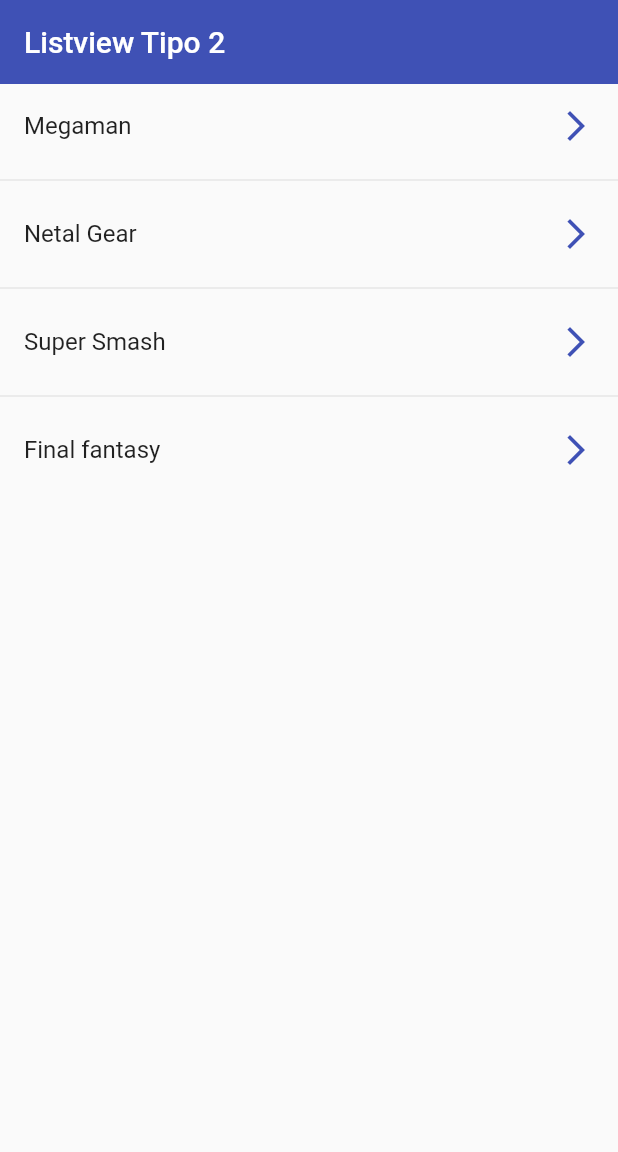
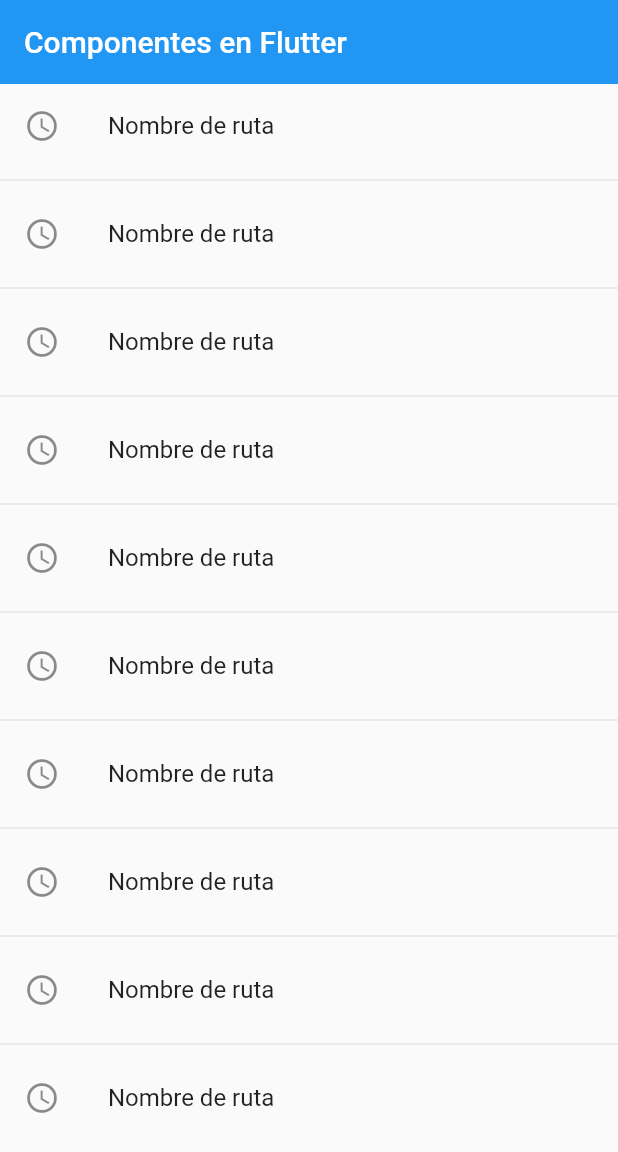
Before and after one commit to HgChvz/fl_components, a Flutter app: the screen it shows after launch, on a phone screen of 412 x 824 dp. Shown: the top 1152 px of the screen. Run offline on Flutter 3.47's test engine with Material 2 defaults, Android fonts, the phone set to English and light mode, and no system bars.

Commit message:
Se agregaron rutas a la App

```diff
--- a/lib/main.dart
+++ b/lib/main.dart
@@ -1,20 +1,29 @@
 import 'package:flutter/material.dart';
 
-import 'package:fl_components/screens/listview2_screen.dart';
+import 'package:fl_components/screens/screens.dart';
 
-
-void main() => runApp(MyApp());
+void main() => runApp(const MyApp());
 
 class MyApp extends StatelessWidget {
-
   const MyApp({Key? key}) : super(key: key);
 
   @override
   Widget build(BuildContext context) {
-    return const MaterialApp(
+    return MaterialApp(
       debugShowCheckedModeBanner: false,
       title: 'Material App',
-      home: Listview2Screen(),
+      //home: const CardScreen(),
+      initialRoute: 'home',
+      routes: {
+        'home': (BuildContext context) => const HomeScreen(),
+        'listview1': (BuildContext context) => const Listview1Screen(),
+        'listview2': (BuildContext context) => const Listview2Screen(),
+        'alert': (BuildContext context) => const AlertScreen(),
+        'card': (BuildContext context) => const CardScreen(),
+      },
+      onGenerateRoute: (settings) {
+        return MaterialPageRoute(builder: (context) => const Listview1Screen());
+      },
     );
   }
 }
--- /dev/null
+++ b/lib/screens/home_screen.dart
@@ -0,0 +1,30 @@
+import 'package:flutter/material.dart';
+
+import 'package:fl_components/screens/screens.dart';
+
+class HomeScreen extends StatelessWidget {
+  const HomeScreen({Key? key}) : super(key: key);
+
+  @override
+  Widget build(BuildContext context) {
+    return Scaffold(
+        appBar: AppBar(
+          title: const Text('Componentes en Flutter'),
+          elevation: 0,
+        ),
+        body: ListView.separated(
+          itemBuilder: (context, index) => ListTile(
+            title: const Text('Nombre de ruta'),
+            leading: const Icon(Icons.access_time_outlined),
+            onTap: () {
+              /*final route = MaterialPageRoute(
+                  builder: (context) => const Listview1Screen());
+              Navigator.push(context, route);*/
+              Navigator.pushNamed(context, 'card');
+            },
+          ),
+          separatorBuilder: (_, __) => const Divider(),
+          itemCount: 10,
+        ));
+  }
+}
--- /dev/null
+++ b/lib/screens/screens.dart
@@ -0,0 +1,5 @@
+export 'package:fl_components/screens/alert_screen.dart';
+export 'package:fl_components/screens/card_screen.dart';
+export 'package:fl_components/screens/home_screen.dart';
+export 'package:fl_components/screens/listview1_screen.dart';
+export 'package:fl_components/screens/listview2_screen.dart';
```
